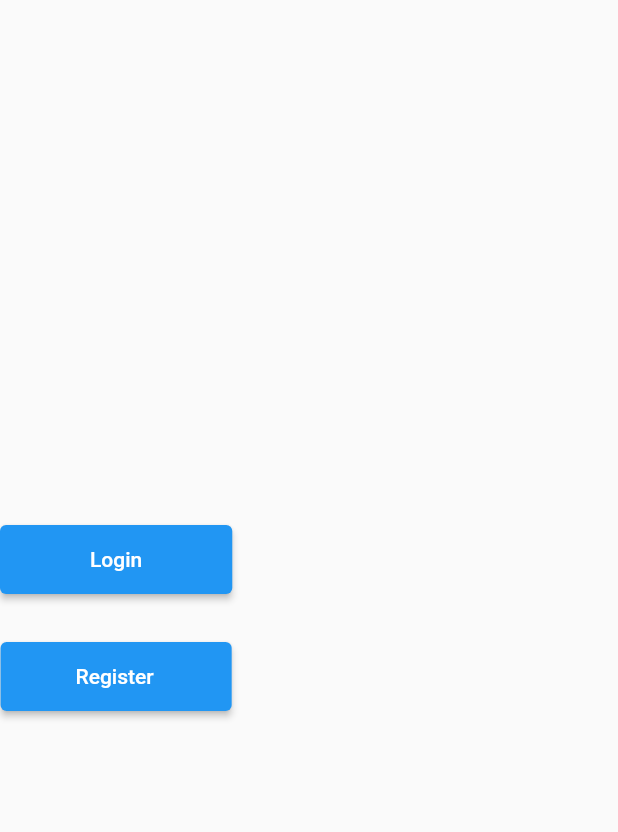
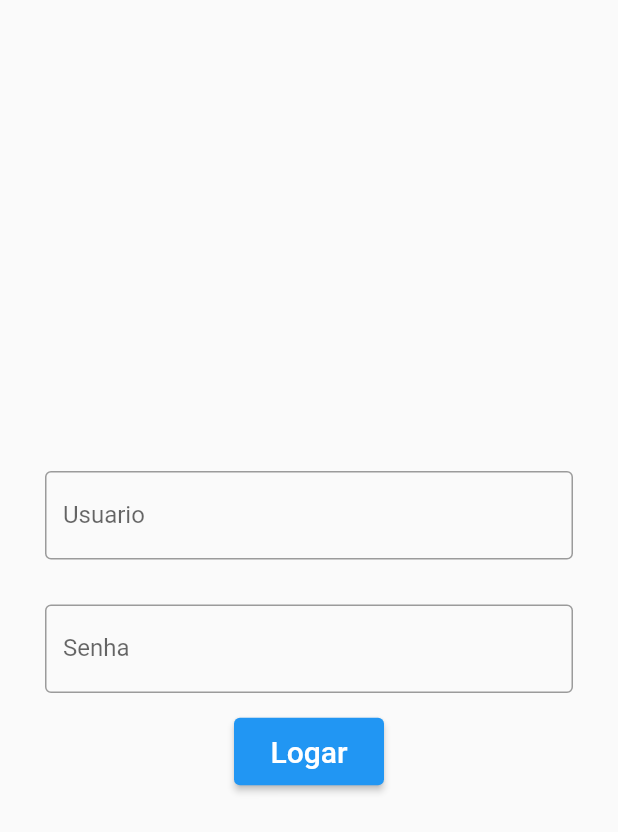
Before and after one commit to JoaoCampos767/Flutter, a Flutter app: the screen it shows after launch, on a phone screen of 412 x 824 dp. Shown: the top 832 px of the screen. Run offline on Flutter 3.47's test engine with Material 2 defaults, Android fonts, the phone set to English and light mode, and no system bars; our stand-ins replace shared_preferences, sqflite; missing offline and left inert: dart:html, flutter_youtube; accounts and stored records are empty.

Commit message:
Melhorando a tla de login

```diff
--- a/loginn/lib/home_page.dart
+++ b/loginn/lib/home_page.dart
@@ -1,3 +1,5 @@
+import 'dart:html';
+
 import 'package:flutter/material.dart';
 
 class HomePage extends StatefulWidget {
@@ -9,25 +11,43 @@ class _HomePageState extends State<HomePage> {
   @override
   Widget build(BuildContext context) {
     return Scaffold(
-      body: Column(
-        mainAxisAlignment: MainAxisAlignment.center,
-        children: [
-          ElevatedButton(
-            onPressed: () {},
-            style: ElevatedButton.styleFrom(
-                padding: const EdgeInsets.only(
-                    top: 15, bottom: 15, right: 60, left: 60)),
-            child: const Text("Login"),
-          ),
-          const Padding(padding: EdgeInsets.only(bottom: 30)),
-          ElevatedButton(
-            onPressed: () {},
-            style: ElevatedButton.styleFrom(
-                padding: const EdgeInsets.only(
-                    top: 15, bottom: 15, right: 52, left: 50)),
-            child: const Text("Register"),
-          ),
-        ],
+      body: Padding(
+        padding: const EdgeInsets.all(15),
+        child: Column(
+          mainAxisAlignment: MainAxisAlignment.center,
+          children: <Widget>[
+            const Padding(
+              padding: EdgeInsets.all(15),
+              child: TextField(
+                decoration: InputDecoration(
+                  border: OutlineInputBorder(),
+                  labelText: 'Usuario',
+                  hintText: 'Digite seu Usuario',
+                ),
+              ),
+            ),
+            const Padding(
+              padding: EdgeInsets.all(15),
+              child: TextField(
+                obscureText: true,
+                decoration: InputDecoration(
+                  border: OutlineInputBorder(),
+                  labelText: 'Senha',
+                  hintText: 'Digite sua senha',
+                ),
+              ),
+            ),
+            ElevatedButton(
+              style: const ButtonStyle(
+                  minimumSize: MaterialStatePropertyAll(Size(100, 45))),
+              child: const Text(
+                'Logar',
+                style: TextStyle(fontSize: 20),
+              ),
+              onPressed: () {},
+            )
+          ],
+        ),
       ),
     );
   }
```
